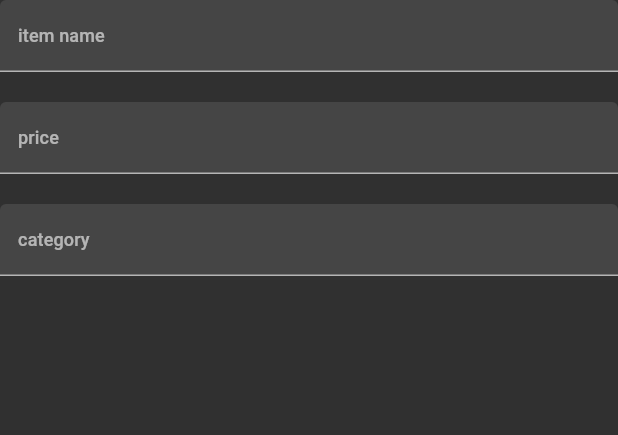
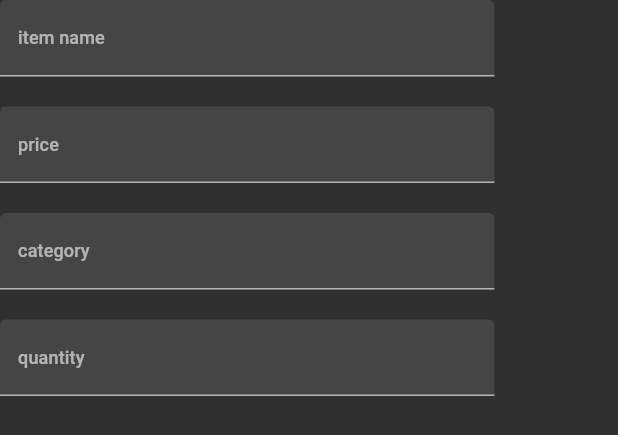
Before and after one commit to farmanullahQAU/Hotel-Managment-System, a Flutter app: the ItemEntryForm widget shown alone on an empty page, opened directly, on a phone screen of 412 x 824 dp. Shown: the top 435 px of the screen. Run offline on Flutter 3.47's test engine with Material 2 defaults, Android fonts, the phone set to English and light mode, and no system bars; our stand-ins replace cloud_firestore, firebase_core, font_awesome_flutter, get, get_storage, google_fonts and 3 more; missing offline and left inert: dart:html, flutterfire_ui; accounts and stored records are empty; project files that could hold a hidden picture were left out.

Commit message:
stock and invoice added

```diff
--- a/lib/components/textfield.dart
+++ b/lib/components/textfield.dart
@@ -1,4 +1,6 @@
 import 'package:flutter/material.dart';
+import 'package:flutter/services.dart';
+import 'package:get/get.dart';
 
 import '../textstyles.dart';
 
@@ -13,13 +15,20 @@ class TxtField extends StatelessWidget {
   final Color? fillColor;
   final String? hintTxt;
   final bool? ispassword;
+  final List<TextInputFormatter>? inputFormatters;
+
+  final Function? validator;
   final bool? isunique;
   final int? maxLines;
+ final  TextInputType? textInputType;
 
   final TextEditingController controller;
 
  const TxtField(
       {Key? key,
+      this.validator,
+      this.textInputType,
+      this.inputFormatters,
       this.lblTxt,
       this.onChanged,
       this.maxLines,
@@ -35,9 +44,20 @@ class TxtField extends StatelessWidget {
   @override
   Widget build(BuildContext context) {
     return TextFormField(
+
+  keyboardType: textInputType,
       maxLines: maxLines,
+inputFormatters: inputFormatters,
 
-      validator: (val) => val == "" ? "*required" : null,
+      validator: (val) =>
+
+          validator!=null?
+
+      validator!(val):null,
+
+
+
+      // val == "" ? "*required".tr : null,
 
       onChanged: (value) =>
           onChanged != null ? onChanged!(value) : null,
@@ -53,6 +73,7 @@ class TxtField extends StatelessWidget {
         suffixIcon: suffixIcon,
         prefixIcon: prefixIcon,
         hintText: hintTxt,
+        labelText: lblTxt,
 
           fillColor: fillColor,
 
--- a/lib/constants/firestore_constants.dart
+++ b/lib/constants/firestore_constants.dart
@@ -1,8 +1,11 @@
 class FirestoreConstants {
   static const itemCollectionName = "items";
+  static const orderCollectionName = "orders";
+
  static const  category="category";
   static String itemName="item_name";
   static String price="price";
+  static String stockQuantity="stock_quantity";
 
   //order model constants
 
--- a/lib/constants/text_const.dart
+++ b/lib/constants/text_const.dart
@@ -1,4 +1,6 @@
 const String itemName="item name";
+const String itemQuantity="quantity";
+
 const String itemPrice="price";
 const String itemCategory="category";
 const String parsal="parsal";
--- a/lib/menue_controller.dart
+++ b/lib/menue_controller.dart
@@ -40,7 +40,8 @@ class MenuController extends GetxService {
   List<NavBar> get getNavigationItem=>
      [
       NavBar(
-        widget: const Text("HOME"),
+        icon: Icon(Icons.home),
+        widget:  Text("HOME".tr),
         onTap: () async {
           //  Scrollable.ensureVisible(
           //           homeGlobalKey.currentContext!,
@@ -63,6 +64,7 @@ class MenuController extends GetxService {
         routeName: RouteNames.HOME,
       ),
       NavBar(
+        icon: Icon(Icons.restaurant),
         onTap: () async {
           // scrollController.animateTo(scrollController.position.maxScrollExtent, duration: Duration(milliseconds: 1000), curve: Curves.ease
           // );
@@ -78,14 +80,26 @@ class MenuController extends GetxService {
 
           // await savCurrentIndex(RouteNames.ABOUT, 1);
 
-          Get.offNamed(RouteNames.ABOUT);
+          // Get.offNamed(RouteNames.ABOUT);
           currentIdex = 1;
         },
          routeName: RouteNames.HOME,
-        widget: const Text("ABOUT ME"),
+        widget:  Text("ORDER".tr),
         index: 1,
       ),
+    NavBar(
+      icon: Icon(Icons.data_array),
+        onTap: () async {
 
+
+
+
+          currentIdex = 2;
+        },
+         routeName: RouteNames.STOCK,
+        widget:  Text("STOCK".tr),
+        index: 1,
+      ),
     ].obs;
 
 
--- a/lib/models/item_model.dart
+++ b/lib/models/item_model.dart
@@ -8,12 +8,14 @@ class Item {
    int? selectedQuantity=1;
    late final double price;
    late final String category;
+   late final int? stockQuantity;
 
 
   Item(
       { required this.itemName,
 
       required this.price,
+    this.stockQuantity,
       required this.category,
       this.selectedQuantity
 
@@ -25,6 +27,8 @@ class Item {
     FirestoreConstants.category:category,
     FirestoreConstants.price:price,
     FirestoreConstants.itemName:itemName,
+    FirestoreConstants.stockQuantity:stockQuantity,
+
 
 
 
@@ -33,7 +37,7 @@ class Item {
 
     };
   }
-   Item.fromMap( Map<String, dynamic>  data,id) {
+   Item.fromMap( Map<String, dynamic>  data,{String? id}) {
 
 
 
@@ -42,6 +46,8 @@ class Item {
   category=data[FirestoreConstants.category];
 
   price=data[FirestoreConstants.price];
+  stockQuantity=data[FirestoreConstants.stockQuantity];
+
 
   itemName=data[FirestoreConstants.itemName];
 
--- a/lib/models/navbar.dart
+++ b/lib/models/navbar.dart
@@ -2,9 +2,10 @@ import 'package:flutter/material.dart';
 
 class NavBar {
   Widget? widget;
+  Widget icon;
   String routeName;
   int? index;
 
   VoidCallback? onTap;
-  NavBar({this.widget, this.index, required this.routeName, this.onTap});
+  NavBar({this.widget, this.index, required this.routeName, this.onTap,required this.icon});
 }
--- a/lib/route_names.dart
+++ b/lib/route_names.dart
@@ -1,9 +1,12 @@
 class RouteNames {
   // ignore: constant_identifier_names
   static const HOME = "/home";
-  static const ABOUT = "/about";
-  static const PROJECTS = "/projects";
-  static const CONTACT = "/contact";
+
+  static const ORDER = "/order";
+  static const STOCK = "/stock";
+
+
+
 
 
 
--- a/lib/services/firestore_services.dart
+++ b/lib/services/firestore_services.dart
@@ -4,6 +4,7 @@ import 'package:baidarg/models/item_model.dart';
 import 'package:cloud_firestore/cloud_firestore.dart';
 
 import '../constants/firestore_constants.dart';
+import '../models/order_model.dart';
 
 class FirestoreServices{
 
@@ -15,15 +16,27 @@ static Future<void> addItem(Item item){
  return  FirebaseFirestore.instance.collection(FirestoreConstants.itemCollectionName).doc(item.itemName.toLowerCase()).set(item.toMap());
 }
 
+
+static Future addOrderToDB(Order order)async{
+ return  await FirebaseFirestore.instance.collection(FirestoreConstants.orderCollectionName).add(order.toMap());
+
+
+}
+
 static final itemQuery = FirebaseFirestore.instance.collection(FirestoreConstants.itemCollectionName)
   // .orderBy(FirestoreConstants.dateFinished, descending: true)
   .withConverter<Item>(
-     fromFirestore: (snapshot, _) => Item.fromMap(snapshot.data()!,snapshot.id),
+     fromFirestore: (snapshot, _) => Item.fromMap(snapshot.data()!,id:snapshot.id),
      toFirestore: (item, _) => item.toMap(),
+   );
+
+    static final getOrderQuery = FirebaseFirestore.instance.collection(FirestoreConstants.orderCollectionName)
+  // .orderBy(FirestoreConstants.dateFinished, descending: true)
+  .withConverter<Order>(
+     fromFirestore: (snapshot, _) => Order.fromMap(snapshot.data()!,snapshot.id),
+     toFirestore: (order, _) => order.toMap(),
    );
 
 
 
-
-
   }
--- a/lib/services/time_services.dart
+++ b/lib/services/time_services.dart
@@ -5,6 +5,6 @@ class ServiceProvider{
 
 String formatDateTime(DateTime dateTime){
 
-  return DateFormat.MEd().format(dateTime);
+  return DateFormat.yMMMEd().format(dateTime);
 }
 }
--- a/lib/views/home/home_controller.dart
+++ b/lib/views/home/home_controller.dart
@@ -1,5 +1,6 @@
 import 'package:baidarg/login/login_view.dart';
 import 'package:baidarg/views/home/order/order_view.dart';
+import 'package:baidarg/views/stock/stock_view.dart';
 import 'package:flutter/material.dart';
 import 'package:get/get.dart';
 
@@ -17,7 +18,9 @@ class HomeController extends GetxController{
 
 LoginView(),
 
-  OrderView()
+  OrderView(),
+  StockView()
+
 
   ].obs;
 
--- a/lib/views/home/order/order_view.dart
+++ b/lib/views/home/order/order_view.dart
@@ -3,15 +3,18 @@ import 'dart:typed_data';
 
 import 'package:baidarg/components/textfield.dart';
 import 'package:baidarg/constants/text_const.dart';
+import 'package:baidarg/responsive/responsive_wrapper.dart';
 import 'package:baidarg/services/firestore_services.dart';
 import 'package:baidarg/services/pdf_api.dart';
 import 'package:flutter/material.dart';
+import 'package:flutter/services.dart';
 import 'package:flutterfire_ui/firestore.dart';
 import 'package:get/get.dart';
 import 'package:pdf/pdf.dart';
 import 'package:pdf/widgets.dart' as pw;
 import 'dart:typed_data';
 import 'package:get/state_manager.dart';
+import 'package:responsive_framework/responsive_framework.dart';
 
 import '../../../models/item_model.dart';
 import 'dart:html'as html;
@@ -49,32 +52,45 @@ class OrderView extends GetView<OrderViewController> {
 
           child: controller.selectedItemList.isEmpty?Container():
                 FloatingActionButton(onPressed: () async {
+
+
           final Order order=controller.createOrder();
+          //first add order to firestore then generate invice
+         await controller.addOrderToFirestore(order);
          uint8list    =   await PdfInvoicesApi.generate(order);
 
 
 
 
 
-                },child: const Icon(Icons.picture_as_pdf),),
+                },child: Obx(()=>
+
+
+                controller.isOrderAdding.isTrue?const Center(child: CircularProgressIndicator(),):
+                 const Icon(Icons.picture_as_pdf)),),
         ),
       ),
             FloatingActionButton(onPressed: (){
 
-    // anchor.click();
 
-      //         Get.defaultDialog(
+              Get.defaultDialog(
 
-      //           onConfirm: () async {
+                onConfirm: () async {
 
-      // await controller.addItemToFirestore();
-      // Get.back();
+                  if(controller.formKey.currentState!.validate())
+                  {
+  await controller.addItemToFirestore();
+      Get.back();
 
-      //           },
+                  }
 
-      //           onCancel: (){},
 
-      //           content: const ItemEntryForm());
+
+                },
+
+                onCancel: (){},
+
+                content: const ItemEntryForm());
             },child: const Icon(Icons.add),),
           ],
         ),
@@ -116,10 +132,11 @@ switchInCurve: Curves.easeIn,
 
                         padding: EdgeInsets.all(10),
 
-
 shrinkWrap: true,
                         itemCount: snapshot.docs.length,
                         itemBuilder: (context, index) {
+
+
                           // if we reached the end of the currently obtained items, we try to
                           // obtain more items
                           if (snapshot.hasMore && index + 1 == snapshot.docs.length) {
@@ -134,9 +151,6 @@ switchInCurve: Curves.easeIn,
 
                           return Padding(
                             padding: const EdgeInsets.all(8.0),
-                            child: SizedBox(
-
-                              height: 30,width: 50,
                             child: Obx(()=>
                              Column(
                               mainAxisAlignment: MainAxisAlignment.start,
@@ -163,7 +177,9 @@ switchInCurve: Curves.easeIn,
                                           ),
                                           SizedBox(height: 10,),
 
-                                            TextField(
+                                          Expanded(
+                                            child: TextField(
+
                                               // controller: TextEditingController(text: item.selectedQuantity.toString()),
 
 
@@ -175,14 +191,14 @@ switchInCurve: Curves.easeIn,
                                               onChanged: (val){
 
                                               controller.selectedItemList.toList()[index].selectedQuantity=int.parse(val);
-                                            },)
+                                            },),
+                                          )
 
 
                                      ],
                                    ),
                                  ),
                                ],
-                               ),
                              ),
                             ),
                           );
@@ -197,7 +213,7 @@ switchInCurve: Curves.easeIn,
               ),
               Container(
 
-                color: Colors.red,
+                // color: Colors.red,
                 height: 400,width: double.infinity,),
             ],
           ),
@@ -249,25 +265,69 @@ class ItemEntryForm extends GetView<OrderViewController> {
 
   @override
   Widget build(BuildContext context) {
-    return Column(
+    return SizedBox(
+      width: !ResponsiveWidget.isLargeScreen(context)?context.width*0.8:context.width*0.4,
+
+
+      child: Form(
+
+        key: controller.formKey,
+        child: Column(
 
           children: [
 
             TxtField(
+              validator: (value)=>value==null||value==""?"required":null,
+
+
+            lblTxt: itemName.tr,
+
+
               controller:controller.itemName ,
+
+
               hintTxt:itemName.tr,),
             const SizedBox(height: 20,),
             TxtField(
+
+                       validator: (value)=>value==null||value==""?"required":null,
+
+              lblTxt: itemPrice.tr,
+              inputFormatters:
+
+      [ FilteringTextInputFormatter.allow(RegExp("[0-9.]")),],
+
+
+              textInputType: TextInputType.number,
               controller: controller.itemPrice,
               hintTxt:itemPrice.tr,),
             const SizedBox(height: 20,),
             TxtField(
+                     validator: (value)=>value==null||value==""?"required":null,
+
+
+              lblTxt:itemCategory.tr,
               controller: controller.itemCategory,
               hintTxt:itemCategory.tr,),
 
 
+            const SizedBox(height: 20,),
+
+            TxtField(
+
+            lblTxt: itemQuantity.tr,
+
+
+              controller:controller.quantityController ,
+
+
+              hintTxt:itemQuantity.tr,),
+
+
 
           ],
+        ),
+      ),
     );
   }
 }
--- a/lib/views/home/order/order_view_controller.dart
+++ b/lib/views/home/order/order_view_controller.dart
@@ -3,9 +3,9 @@ import 'dart:io';
 import 'package:baidarg/constants/text_const.dart';
 import 'package:baidarg/models/order_model.dart';
 import 'package:baidarg/services/firestore_services.dart';
+import 'package:flutter/material.dart';
 import 'package:flutter/widgets.dart';
-import 'package:get/state_manager.dart';
-
+import 'package:get/get.dart';
 import '../../../models/item_model.dart';
 import 'package:pdf/widgets.dart' as pw;
 
@@ -13,6 +13,10 @@ import 'package:pdf/widgets.dart' as pw;
 class OrderViewController extends GetxController{
 final TextEditingController itemName=TextEditingController();
 final TextEditingController itemPrice=TextEditingController();
+final TextEditingController quantityController=TextEditingController();
+
+
+
 final TextEditingController itemCategory=TextEditingController();
 
   late final RxList<Item> _items;
@@ -21,9 +25,9 @@ final TextEditingController itemCategory=TextEditingController();
   List<Item> get items=>_items;
 
 
-
   set addToList(Item item)=>_items.add(item);
-
+GlobalKey<FormState> formKey=GlobalKey<FormState>();
+RxBool isOrderAdding=false.obs;
 
 
  late final RxSet<Item> _selectedItemList;
@@ -71,6 +75,22 @@ _selectedItemList=<Item>{}.obs;
 
   }
 
+Future addOrderToFirestore(Order order)
+async {
+  isOrderAdding.value=true;
+try{
+await FirestoreServices.addOrderToDB(order);
+
+
+}
+catch(error){
+isOrderAdding.value=false;
+  Get.showSnackbar(GetSnackBar(title: error.toString(),backgroundColor: Colors.red,));
+}
+
+isOrderAdding.value=false;
+}
+
 
 
 
--- a/pubspec.yaml
+++ b/pubspec.yaml
@@ -55,6 +55,7 @@ dependencies:
   flutter_nfc_kit: ^3.3.1
   google_ml_kit: ^0.11.0
   intl: ^0.17.0
+  percent_indicator: ^4.2.2
 flutter_native_splash:
   color: "#000000"
   image: "assets/splash2.png"
```
Also changed, not shown: lib/models/order_model.dart (+12 -2 lines), lib/services/pdf_api.dart (+3 -8 lines), lib/views/home/home_view.dart (+6 -4 lines), lib/views/stock/stock_view.dart (added, +51 -0 lines), pubspec.lock. Lines whose indentation alone changed are shown as unchanged.
